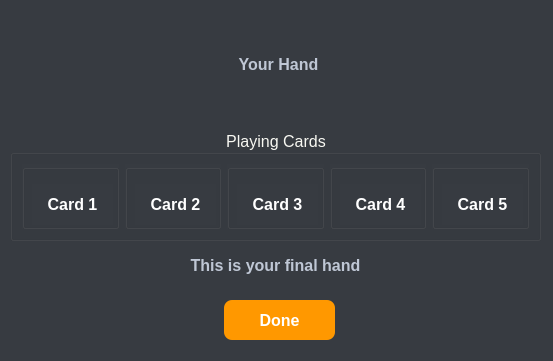
First picture: the form in view/hand.ui, repository jaydeelew/poker_game_gui, before the edit.
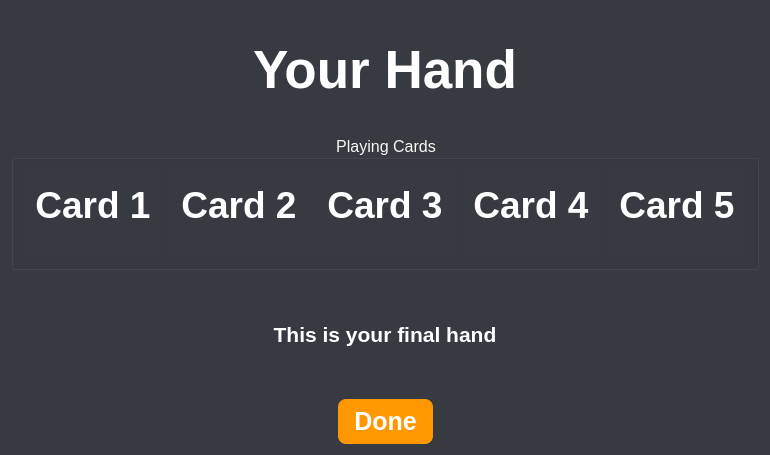
Second picture: the form after the edit.

```diff
--- a/view/hand.ui
+++ b/view/hand.ui
@@ -6,19 +6,19 @@
    <rect>
     <x>0</x>
     <y>0</y>
-    <width>553</width>
-    <height>361</height>
+    <width>699</width>
+    <height>455</height>
    </rect>
   </property>
   <property name="windowTitle">
    <string>Dialog</string>
   </property>
   <property name="styleSheet">
-   <string notr="true">QDialog, QWidget {
+   <string notr="true">
+QDialog, QWidget {
     background-color: rgb(55, 59, 65);
     color: #f8f8f2;
     font-family: 'Segoe UI', 'Roboto', Arial, sans-serif;
-    font-size: 12pt;
 }
 QPushButton {
     background-color: #FF9800;
@@ -36,20 +36,48 @@
     background-color: rgb(158, 80, 3);
 }
 QLabel {
-    color: #bfc7d5;
-    font-size: 12pt;
+    color: white;
     font-weight: 500;
 }
+/* Add this new section for groupBoxes 1-5 */
+QGroupBox#groupBox_1,
+QGroupBox#groupBox_2,
+QGroupBox#groupBox_3,
+QGroupBox#groupBox_4,
+QGroupBox#groupBox_5 {
+    border: none;
+    margin: 0px;
+    padding: 0px;
+}
 </string>
   </property>
-  <widget class="QGroupBox" name="groupBox">
-   <property name="geometry">
-    <rect>
-     <x>10</x>
-     <y>130</y>
-     <width>531</width>
-     <height>111</height>
-    </rect>
+  <layout class="QVBoxLayout" name="verticalLayout_2">
+   <item>
+    <layout class="QVBoxLayout" name="verticalLayout">
+     <item>
+      <widget class="QLabel" name="labelHand">
+       <property name="font">
+        <font>
+         <family>Segoe UI</family>
+         <pointsize>40</pointsize>
+         <fontweight>Medium</fontweight>
+        </font>
+       </property>
+       <property name="text">
+        <string>Your Hand</string>
+       </property>
+       <property name="alignment">
+        <set>Qt::AlignmentFlag::AlignCenter</set>
+       </property>
+      </widget>
+     </item>
+     <item>
+      <widget class="QGroupBox" name="groupBoxPlayingCards">
+       <property name="font">
+        <font>
+         <family>Segoe UI</family>
+         <pointsize>12</pointsize>
+        </font>
    </property>
    <property name="title">
     <string>Playing Cards</string>
@@ -60,47 +88,16 @@
    <layout class="QHBoxLayout" name="horizontalLayout">
     <item>
      <widget class="QGroupBox" name="groupBox_1">
-      <property name="styleSheet">
-       <string notr="true">QLabel {
-    color: red;         /* when enabled */
-}
-
-QLabel:disabled {
-    color: white;      /* when disabled (unchecked group) */
-}
-</string>
-      </property>
-      <property name="title">
-       <string/>
-      </property>
-      <property name="alignment">
-       <set>Qt::AlignmentFlag::AlignBottom|Qt::AlignmentFlag::AlignHCenter</set>
-      </property>
-      <property name="flat">
-       <bool>false</bool>
-      </property>
-      <property name="checkable">
-       <bool>false</bool>
-      </property>
-      <property name="checked">
-       <bool>false</bool>
-      </property>
+          <layout class="QVBoxLayout" name="verticalLayout_3">
+           <item>
       <widget class="QLabel" name="labelCard_1">
        <property name="enabled">
         <bool>false</bool>
        </property>
-       <property name="geometry">
-        <rect>
-         <x>10</x>
-         <y>20</y>
-         <width>81</width>
-         <height>41</height>
-        </rect>
-       </property>
        <property name="font">
         <font>
          <family>Segoe UI</family>
-         <pointsize>12</pointsize>
+               <pointsize>28</pointsize>
          <fontweight>Medium</fontweight>
         </font>
        </property>
@@ -111,54 +108,42 @@
         <set>Qt::AlignmentFlag::AlignCenter</set>
        </property>
       </widget>
+           </item>
+           <item>
+            <layout class="QHBoxLayout" name="horizontalLayout_3">
+             <item>
+              <spacer name="horizontalSpacer_3">
+               <property name="orientation">
+                <enum>Qt::Orientation::Horizontal</enum>
+               </property>
+               <property name="sizeHint" stdset="0">
+                <size>
+                 <width>40</width>
+                 <height>20</height>
+                </size>
+               </property>
+              </spacer>
+             </item>
+            </layout>
+           </item>
+          </layout>
      </widget>
     </item>
     <item>
      <widget class="QGroupBox" name="groupBox_2">
-      <property name="title">
-       <string/>
-      </property>
-      <property name="alignment">
-       <set>Qt::AlignmentFlag::AlignBottom|Qt::AlignmentFlag::AlignHCenter</set>
-      </property>
-      <property name="flat">
-       <bool>false</bool>
-      </property>
-      <property name="checkable">
-       <bool>false</bool>
-      </property>
-      <property name="checked">
-       <bool>false</bool>
-      </property>
+          <layout class="QVBoxLayout" name="verticalLayout_4">
+           <item>
       <widget class="QLabel" name="labelCard_2">
        <property name="enabled">
         <bool>false</bool>
        </property>
-       <property name="geometry">
-        <rect>
-         <x>10</x>
-         <y>20</y>
-         <width>81</width>
-         <height>41</height>
-        </rect>
-       </property>
        <property name="font">
         <font>
          <family>Segoe UI</family>
-         <pointsize>12</pointsize>
+               <pointsize>28</pointsize>
          <fontweight>Medium</fontweight>
         </font>
        </property>
-       <property name="styleSheet">
-        <string notr="true">QLabel {
-    color: red;         /* when enabled */
-}
-
-QLabel:disabled {
-    color: white;      /* when disabled (unchecked group) */
-}
-</string>
-       </property>
        <property name="text">
         <string>Card 2</string>
        </property>
@@ -166,54 +151,42 @@
         <set>Qt::AlignmentFlag::AlignCenter</set>
        </property>
       </widget>
+           </item>
+           <item>
+            <layout class="QHBoxLayout" name="horizontalLayout_4">
+             <item>
+              <spacer name="horizontalSpacer_5">
+               <property name="orientation">
+                <enum>Qt::Orientation::Horizontal</enum>
+               </property>
+               <property name="sizeHint" stdset="0">
+                <size>
+                 <width>40</width>
+                 <height>20</height>
+                </size>
+               </property>
+              </spacer>
+             </item>
+            </layout>
+           </item>
+          </layout>
      </widget>
     </item>
     <item>
      <widget class="QGroupBox" name="groupBox_3">
-      <property name="title">
-       <string/>
-      </property>
-      <property name="alignment">
-       <set>Qt::AlignmentFlag::AlignBottom|Qt::AlignmentFlag::AlignHCenter</set>
-      </property>
-      <property name="flat">
-       <bool>false</bool>
-      </property>
-      <property name="checkable">
-       <bool>false</bool>
-      </property>
-      <property name="checked">
-       <bool>false</bool>
-      </property>
+          <layout class="QVBoxLayout" name="verticalLayout_5">
+           <item>
       <widget class="QLabel" name="labelCard_3">
        <property name="enabled">
         <bool>false</bool>
        </property>
-       <property name="geometry">
-        <rect>
-         <x>10</x>
-         <y>20</y>
-         <width>81</width>
-         <height>41</height>
-        </rect>
-       </property>
        <property name="font">
         <font>
          <family>Segoe UI</family>
-         <pointsize>12</pointsize>
+               <pointsize>28</pointsize>
          <fontweight>Medium</fontweight>
         </font>
        </property>
-       <property name="styleSheet">
-        <string notr="true">QLabel {
-    color: red;         /* when enabled */
-}
-
-QLabel:disabled {
-    color: white;      /* when disabled (unchecked group) */
-}
-</string>
-       </property>
        <property name="text">
         <string>Card 3</string>
        </property>
@@ -221,54 +194,42 @@
         <set>Qt::AlignmentFlag::AlignCenter</set>
        </property>
       </widget>
+           </item>
+           <item>
+            <layout class="QHBoxLayout" name="horizontalLayout_5">
+             <item>
+              <spacer name="horizontalSpacer_7">
+               <property name="orientation">
+                <enum>Qt::Orientation::Horizontal</enum>
+               </property>
+               <property name="sizeHint" stdset="0">
+                <size>
+                 <width>40</width>
+                 <height>20</height>
+                </size>
+               </property>
+              </spacer>
+             </item>
+            </layout>
+           </item>
+          </layout>
      </widget>
     </item>
     <item>
      <widget class="QGroupBox" name="groupBox_4">
-      <property name="title">
-       <string/>
-      </property>
-      <property name="alignment">
-       <set>Qt::AlignmentFlag::AlignBottom|Qt::AlignmentFlag::AlignHCenter</set>
-      </property>
-      <property name="flat">
-       <bool>false</bool>
-      </property>
-      <property name="checkable">
-       <bool>false</bool>
-      </property>
-      <property name="checked">
-       <bool>false</bool>
-      </property>
+          <layout class="QVBoxLayout" name="verticalLayout_6">
+           <item>
       <widget class="QLabel" name="labelCard_4">
        <property name="enabled">
         <bool>false</bool>
        </property>
-       <property name="geometry">
-        <rect>
-         <x>10</x>
-         <y>20</y>
-         <width>81</width>
-         <height>41</height>
-        </rect>
-       </property>
        <property name="font">
         <font>
          <family>Segoe UI</family>
-         <pointsize>12</pointsize>
+               <pointsize>28</pointsize>
          <fontweight>Medium</fontweight>
         </font>
        </property>
-       <property name="styleSheet">
-        <string notr="true">QLabel {
-    color: red;         /* when enabled */
-}
-
-QLabel:disabled {
-    color: white;      /* when disabled (unchecked group) */
-}
-</string>
-       </property>
        <property name="text">
         <string>Card 4</string>
        </property>
@@ -276,57 +237,42 @@
         <set>Qt::AlignmentFlag::AlignCenter</set>
        </property>
       </widget>
+           </item>
+           <item>
+            <layout class="QHBoxLayout" name="horizontalLayout_6">
+             <item>
+              <spacer name="horizontalSpacer_9">
+               <property name="orientation">
+                <enum>Qt::Orientation::Horizontal</enum>
+               </property>
+               <property name="sizeHint" stdset="0">
+                <size>
+                 <width>40</width>
+                 <height>20</height>
+                </size>
+               </property>
+              </spacer>
+             </item>
+            </layout>
+           </item>
+          </layout>
      </widget>
     </item>
     <item>
      <widget class="QGroupBox" name="groupBox_5">
-      <property name="enabled">
-       <bool>true</bool>
-      </property>
-      <property name="title">
-       <string/>
-      </property>
-      <property name="alignment">
-       <set>Qt::AlignmentFlag::AlignBottom|Qt::AlignmentFlag::AlignHCenter</set>
-      </property>
-      <property name="flat">
-       <bool>false</bool>
-      </property>
-      <property name="checkable">
-       <bool>false</bool>
-      </property>
-      <property name="checked">
-       <bool>false</bool>
-      </property>
+          <layout class="QVBoxLayout" name="verticalLayout_7">
+           <item>
       <widget class="QLabel" name="labelCard_5">
        <property name="enabled">
         <bool>false</bool>
        </property>
-       <property name="geometry">
-        <rect>
-         <x>10</x>
-         <y>20</y>
-         <width>81</width>
-         <height>41</height>
-        </rect>
-       </property>
        <property name="font">
         <font>
          <family>Segoe UI</family>
-         <pointsize>12</pointsize>
+               <pointsize>28</pointsize>
          <fontweight>Medium</fontweight>
         </font>
        </property>
-       <property name="styleSheet">
-        <string notr="true">QLabel {
-    color: red;         /* when enabled */
-}
-
-QLabel:disabled {
-    color: white;      /* when disabled (unchecked group) */
-}
-</string>
-       </property>
        <property name="text">
         <string>Card 5</string>
        </property>
@@ -334,23 +280,36 @@
         <set>Qt::AlignmentFlag::AlignCenter</set>
        </property>
       </widget>
+           </item>
+           <item>
+            <layout class="QHBoxLayout" name="horizontalLayout_7">
+             <item>
+              <spacer name="horizontalSpacer_11">
+               <property name="orientation">
+                <enum>Qt::Orientation::Horizontal</enum>
+               </property>
+               <property name="sizeHint" stdset="0">
+                <size>
+                 <width>40</width>
+                 <height>20</height>
+                </size>
+               </property>
+              </spacer>
+             </item>
+            </layout>
+           </item>
+          </layout>
      </widget>
     </item>
    </layout>
   </widget>
+     </item>
+     <item>
   <widget class="QLabel" name="labelInstruction">
-   <property name="geometry">
-    <rect>
-     <x>10</x>
-     <y>250</y>
-     <width>531</width>
-     <height>31</height>
-    </rect>
-   </property>
    <property name="font">
     <font>
      <family>Segoe UI</family>
-     <pointsize>12</pointsize>
+         <pointsize>16</pointsize>
      <fontweight>Medium</fontweight>
     </font>
    </property>
@@ -361,42 +320,54 @@
     <set>Qt::AlignmentFlag::AlignCenter</set>
    </property>
   </widget>
+     </item>
+     <item>
+      <layout class="QHBoxLayout" name="horizontalLayout_2">
+       <item>
+        <spacer name="horizontalSpacer">
+         <property name="orientation">
+          <enum>Qt::Orientation::Horizontal</enum>
+         </property>
+         <property name="sizeHint" stdset="0">
+          <size>
+           <width>40</width>
+           <height>20</height>
+          </size>
+         </property>
+        </spacer>
+       </item>
+       <item>
   <widget class="QPushButton" name="pushButtonDone">
-   <property name="geometry">
-    <rect>
-     <x>224</x>
-     <y>300</y>
-     <width>111</width>
-     <height>40</height>
-    </rect>
+         <property name="font">
+          <font>
+           <family>Segoe UI</family>
+           <pointsize>19</pointsize>
+           <bold>true</bold>
+          </font>
    </property>
    <property name="text">
     <string>Done</string>
    </property>
   </widget>
-  <widget class="QLabel" name="labelHand">
-   <property name="geometry">
-    <rect>
-     <x>128</x>
-     <y>39</y>
-     <width>301</width>
-     <height>51</height>
-    </rect>
-   </property>
-   <property name="font">
-    <font>
-     <family>Segoe UI</family>
-     <pointsize>12</pointsize>
-     <fontweight>Medium</fontweight>
-    </font>
-   </property>
-   <property name="text">
-    <string>Your Hand</string>
-   </property>
-   <property name="alignment">
-    <set>Qt::AlignmentFlag::AlignCenter</set>
-   </property>
-  </widget>
+       </item>
+       <item>
+        <spacer name="horizontalSpacer_2">
+         <property name="orientation">
+          <enum>Qt::Orientation::Horizontal</enum>
+         </property>
+         <property name="sizeHint" stdset="0">
+          <size>
+           <width>40</width>
+           <height>20</height>
+          </size>
+         </property>
+        </spacer>
+       </item>
+      </layout>
+     </item>
+    </layout>
+   </item>
+  </layout>
  </widget>
  <resources/>
  <connections/>
```
Lines whose indentation alone changed are shown as unchanged.
